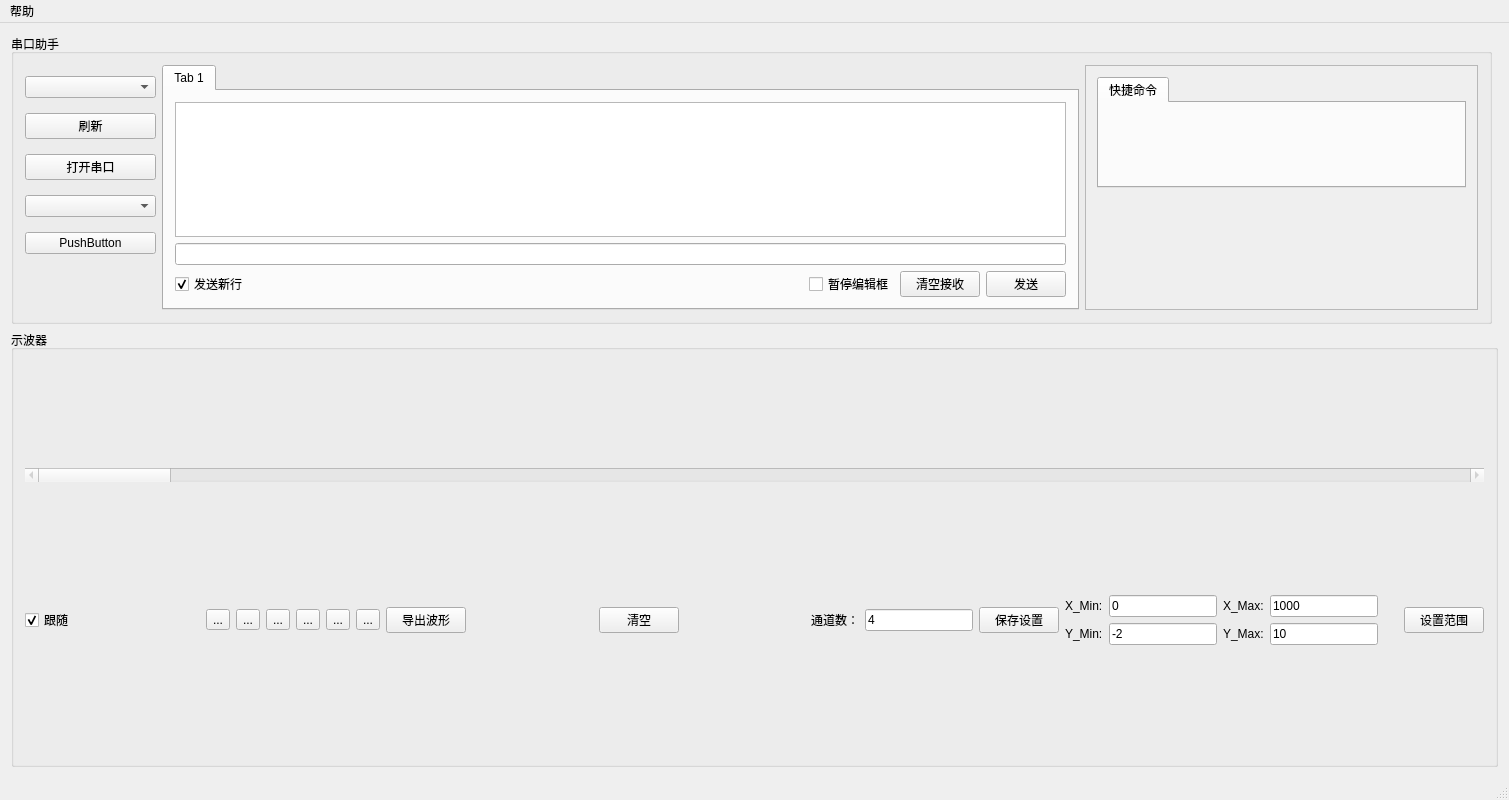
Above: mainwindow.ui from Ncerzzk/serial_scope before the change. Below: the same form after it.
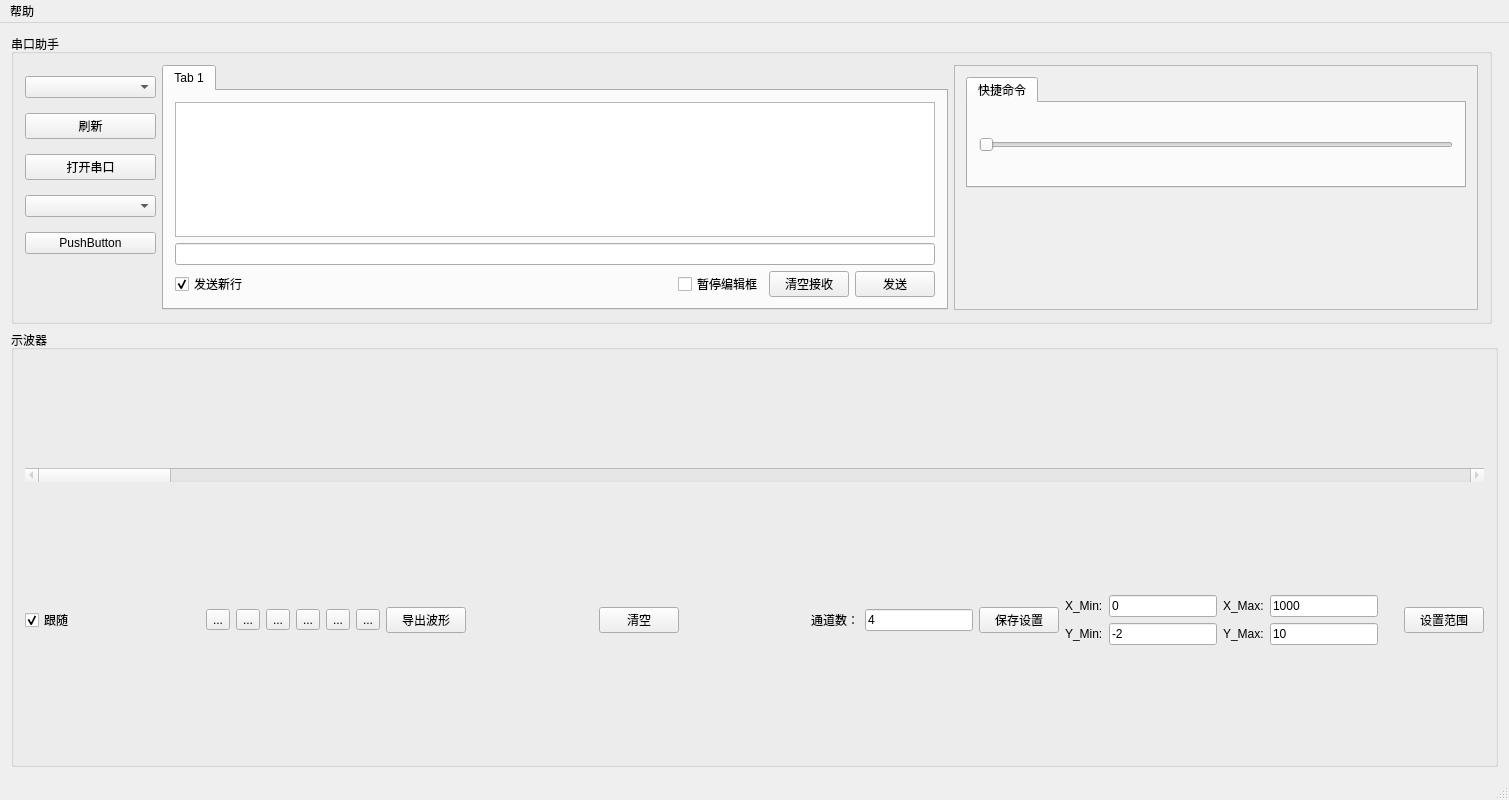
That is the form after the change. Icons and pictures are not drawn.

Commit message: add sliders for quick commands

Patch:
```diff
--- a/mainwindow.ui
+++ b/mainwindow.ui
@@ -362,7 +362,7 @@
       <property name="title">
        <string>串口助手</string>
       </property>
-      <layout class="QGridLayout" name="gridLayout_7" columnstretch="1,7,3">
+      <layout class="QGridLayout" name="gridLayout_7" columnstretch="1,6,4">
        <item row="0" column="0">
         <layout class="QVBoxLayout" name="verticalLayout_5">
          <property name="spacing">
@@ -546,7 +546,7 @@
              <rect>
               <x>0</x>
               <y>0</y>
-              <width>389</width>
+              <width>520</width>
               <height>243</height>
              </rect>
             </property>
@@ -577,7 +577,18 @@
                   </attribute>
                   <layout class="QGridLayout" name="gridLayout_5">
                    <item row="0" column="0">
-                    <layout class="QGridLayout" name="gridLayout_4"/>
+                    <layout class="QGridLayout" name="gridLayout_4" columnstretch="0">
+                     <property name="horizontalSpacing">
+                      <number>7</number>
+                     </property>
+                     <item row="0" column="0">
+                      <widget class="QSlider" name="horizontalSlider">
+                       <property name="orientation">
+                        <enum>Qt::Horizontal</enum>
+                       </property>
+                      </widget>
+                     </item>
+                    </layout>
                    </item>
                   </layout>
                  </widget>
```
The commit also changes 3 other files.
